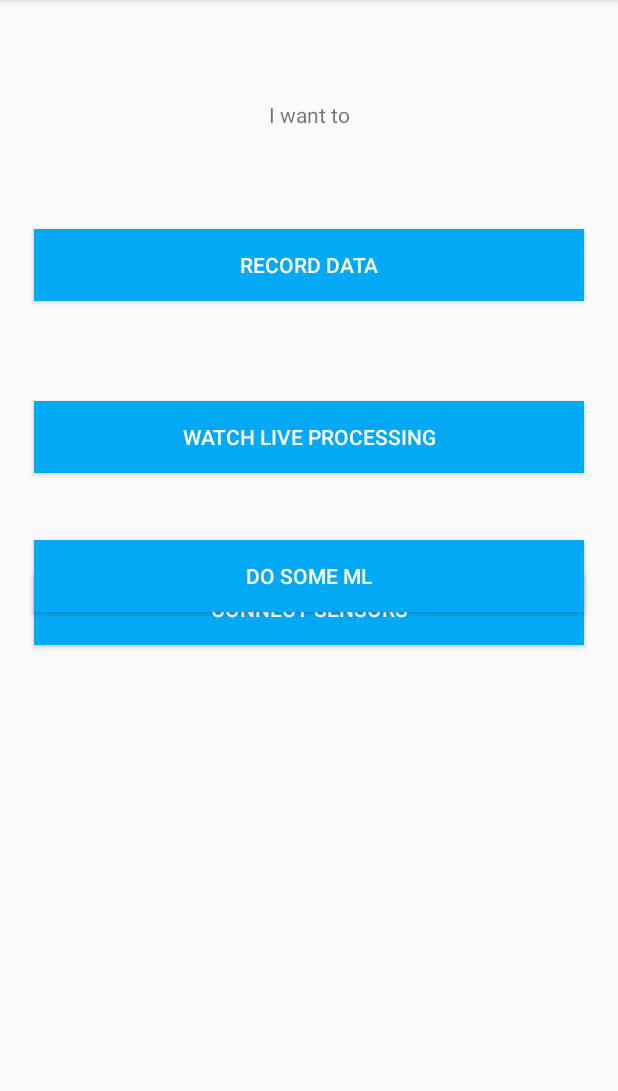
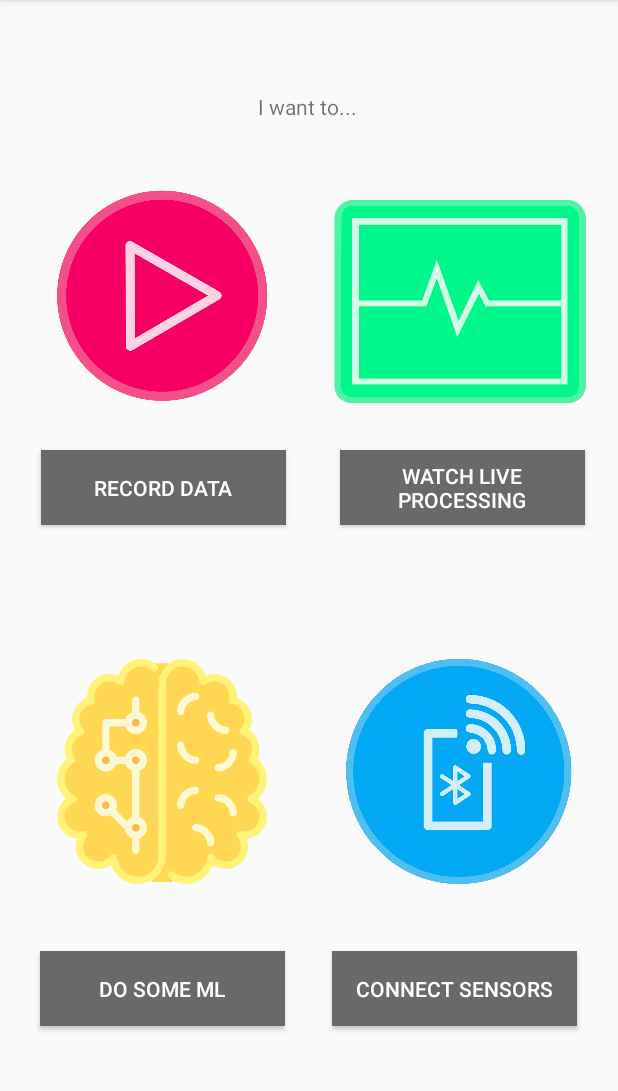
Before and after one commit to ZhendongTian/PDIOT_TeamD, an Android app: the MainActivity screen opened directly, with no data from a screen before it, on a phone screen of 412 x 824 dp, the part 84-1175 px from its top. Run offline under Robolectric (Android 15) with nearby library versions, the phone set to English and light mode, and no system bars.

Commit message:
edited ui elements and added pictures for more friendly interaction

```diff
--- a/app-main/james/pdiotapp/app/src/main/res/layout/activity_main.xml
+++ b/app-main/james/pdiotapp/app/src/main/res/layout/activity_main.xml
@@ -12,71 +12,122 @@
         android:layout_width="match_parent"
         android:layout_height="match_parent">
 
+
         <TextView
             android:id="@+id/textView2"
             android:layout_width="wrap_content"
             android:layout_height="wrap_content"
-            android:layout_marginTop="100px"
-            android:text="I want to"
-            app:layout_constraintBottom_toTopOf="@+id/record_button"
+            android:text="I want to..."
+            app:layout_constraintBottom_toBottomOf="parent"
             app:layout_constraintEnd_toEndOf="parent"
+            app:layout_constraintHorizontal_bias="0.498"
             app:layout_constraintStart_toStartOf="parent"
-            app:layout_constraintTop_toTopOf="parent" />
-
+            app:layout_constraintTop_toTopOf="parent"
+            app:layout_constraintVertical_bias="0.082" />
 
         <Button
             android:id="@+id/record_button"
-            android:layout_width="550px"
-            android:layout_height="wrap_content"
-            android:layout_marginTop="100px"
-            android:background="#03A9F4"
+            android:layout_width="163dp"
+            android:layout_height="50dp"
+            android:layout_marginTop="28dp"
+            android:background="#696969"
             android:text="Record data"
             android:textColor="#FFFFFF"
             app:layout_constraintEnd_toEndOf="parent"
-            app:layout_constraintHorizontal_bias="0.502"
+            app:layout_constraintHorizontal_bias="0.11"
             app:layout_constraintStart_toStartOf="parent"
-            app:layout_constraintTop_toBottomOf="@+id/textView2" />
-
+            app:layout_constraintTop_toBottomOf="@+id/imageView2" />
 
         <Button
             android:id="@+id/live_button"
-            android:layout_width="550px"
-            android:layout_height="wrap_content"
-            android:layout_marginTop="100px"
-            android:background="#03A9F4"
+            android:layout_width="163dp"
+            android:layout_height="50dp"
+            android:layout_marginTop="24dp"
+            android:background="#696969"
             android:text="Watch live processing"
             android:textColor="#FFFFFF"
-            app:layout_constraintBottom_toTopOf="@+id/ble_button"
             app:layout_constraintEnd_toEndOf="parent"
-            app:layout_constraintHorizontal_bias="0.497"
+            app:layout_constraintHorizontal_bias="0.911"
             app:layout_constraintStart_toStartOf="parent"
-            app:layout_constraintTop_toBottomOf="@+id/record_button" />
+            app:layout_constraintTop_toBottomOf="@+id/imageView3" />
 
         <Button
             android:id="@+id/ble_button"
-            android:layout_width="550px"
-            android:layout_height="wrap_content"
-            android:layout_marginTop="100px"
-            android:background="#03A9F4"
+            android:layout_width="163dp"
+            android:layout_height="50dp"
+            android:background="#696969"
             android:text="Connect sensors"
             android:textColor="#FFFFFF"
+            app:layout_constraintBottom_toBottomOf="parent"
             app:layout_constraintEnd_toEndOf="parent"
-            app:layout_constraintHorizontal_bias="0.502"
+            app:layout_constraintHorizontal_bias="0.891"
             app:layout_constraintStart_toStartOf="parent"
-            app:layout_constraintTop_toBottomOf="@+id/live_button" />
+            app:layout_constraintTop_toBottomOf="@+id/imageView5"
+            app:layout_constraintVertical_bias="0.348" />
+
+        <Button
+            android:id="@+id/ml_button"
+            android:layout_width="163dp"
+            android:layout_height="50dp"
+            android:background="#696969"
+            android:text="Do Some ML"
+            android:textColor="#FFFFFF"
+            app:layout_constraintBottom_toBottomOf="parent"
+            app:layout_constraintEnd_toEndOf="parent"
+            app:layout_constraintHorizontal_bias="0.108"
+            app:layout_constraintStart_toStartOf="parent"
+            app:layout_constraintTop_toBottomOf="@+id/imageView4"
+            app:layout_constraintVertical_bias="0.348" />
+
+        <ImageView
+            android:id="@+id/imageView2"
+            android:layout_width="168dp"
+            android:layout_height="150dp"
+            app:layout_constraintBottom_toBottomOf="parent"
+            app:layout_constraintEnd_toEndOf="parent"
+            app:layout_constraintHorizontal_bias="0.098"
+            app:layout_constraintStart_toStartOf="parent"
+            app:layout_constraintTop_toTopOf="parent"
+            app:layout_constraintVertical_bias="0.197"
+            app:srcCompat="@drawable/button1" />
+
+        <ImageView
+            android:id="@+id/imageView3"
+            android:layout_width="168dp"
+            android:layout_height="150dp"
+            app:layout_constraintBottom_toBottomOf="parent"
+            app:layout_constraintEnd_toEndOf="parent"
+            app:layout_constraintHorizontal_bias="0.913"
+            app:layout_constraintStart_toStartOf="parent"
+            app:layout_constraintTop_toTopOf="parent"
+            app:layout_constraintVertical_bias="0.204"
+            app:srcCompat="@drawable/button2" />
+
+        <ImageView
+            android:id="@+id/imageView4"
+            android:layout_width="168dp"
+            android:layout_height="150dp"
+            app:layout_constraintBottom_toBottomOf="parent"
+            app:layout_constraintEnd_toEndOf="parent"
+            app:layout_constraintHorizontal_bias="0.098"
+            app:layout_constraintStart_toStartOf="parent"
+            app:layout_constraintTop_toTopOf="@id/record_button"
+            app:layout_constraintVertical_bias="0.439"
+            app:srcCompat="@drawable/button3" />
+
+        <ImageView
+            android:id="@+id/imageView5"
+            android:layout_width="168dp"
+            android:layout_height="150dp"
+            app:layout_constraintBottom_toBottomOf="parent"
+            app:layout_constraintEnd_toEndOf="parent"
+            app:layout_constraintHorizontal_bias="0.909"
+            app:layout_constraintStart_toStartOf="parent"
+            app:layout_constraintTop_toTopOf="@id/live_button"
+            app:layout_constraintVertical_bias="0.439"
+            app:srcCompat="@drawable/button4" />
 
     </androidx.constraintlayout.widget.ConstraintLayout>
 
-    <Button
-        android:id="@+id/ml_button"
-        android:layout_width="550px"
-        android:layout_height="wrap_content"
-        android:layout_marginTop="100px"
-        android:background="#03A9F4"
-        android:text="Do Some ML"
-        android:textColor="#FFFFFF"
-        app:layout_anchor="@+id/constraintLayout2"
-        app:layout_anchorGravity="center" />
-
 
 </androidx.coordinatorlayout.widget.CoordinatorLayout>
--- a/app-main/james/pdiotapp/app/src/main/res/layout/activity_ml.xml
+++ b/app-main/james/pdiotapp/app/src/main/res/layout/activity_ml.xml
@@ -52,10 +52,10 @@
     </LinearLayout>
 
     <TextView
-        android:id="@+id/textView"
+        android:id="@+id/ml_header"
         android:layout_width="wrap_content"
         android:layout_height="wrap_content"
-        android:text="abc"
+        android:text="Data Processing Suite"
         app:layout_constraintBottom_toTopOf="@+id/respeck_graphs"
         app:layout_constraintEnd_toEndOf="parent"
         app:layout_constraintStart_toStartOf="parent"
```
Also changed, not shown: app-main/james/pdiotapp/app/src/main/res/drawable/button1.png (added), app-main/james/pdiotapp/app/src/main/res/drawable/button2.png (added), app-main/james/pdiotapp/app/src/main/res/drawable/button3.png (added), app-main/james/pdiotapp/app/src/main/res/drawable/button4.png (added).
